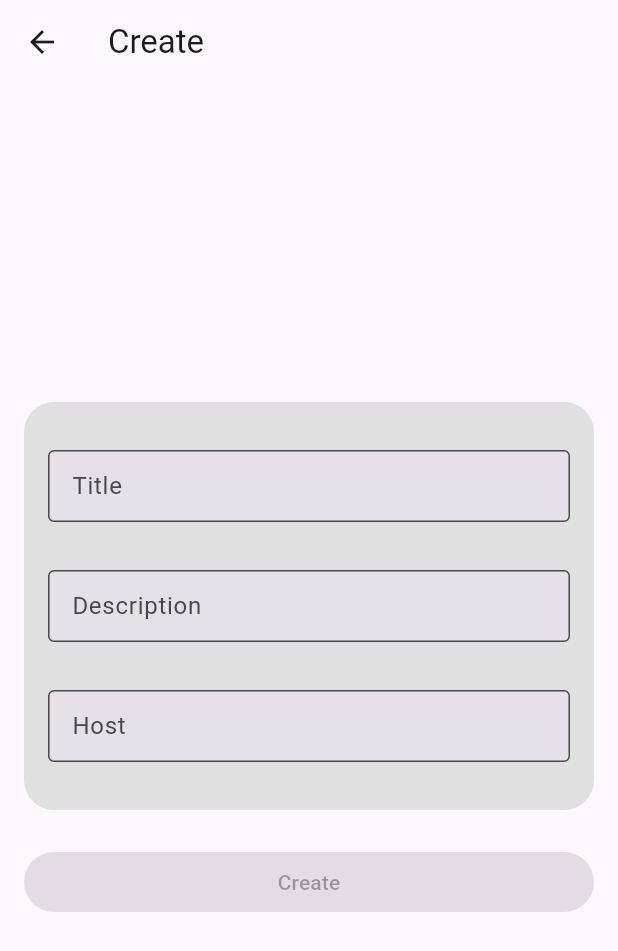
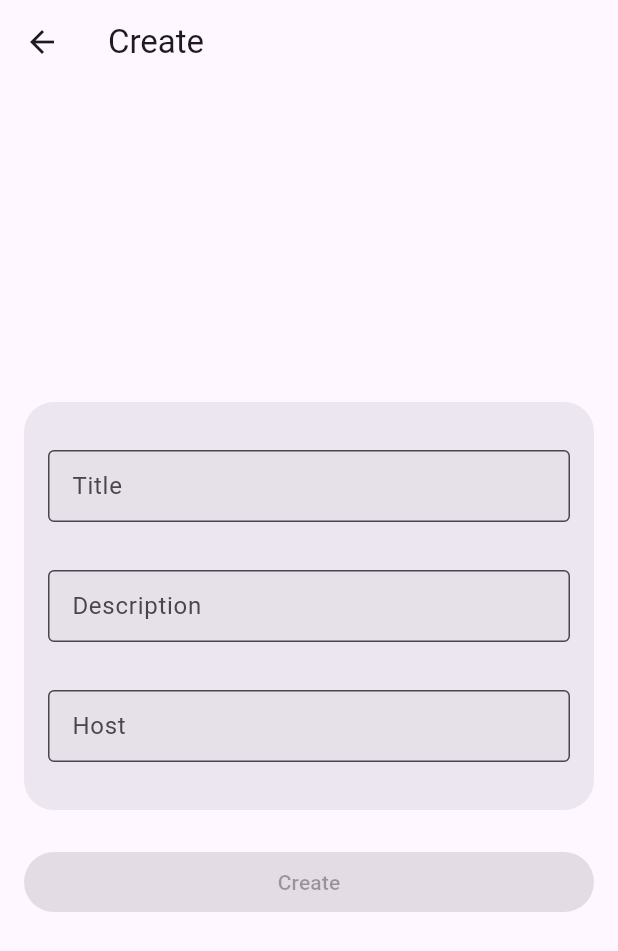
Before and after one commit to KsArt-IT/FlutterPodcastManager-Flutter, a Flutter app: the screen it shows after launch, after a tap on the "add" icon, on a phone screen of 412 x 824 dp. Shown: the top 951 px of the screen. Run offline on Flutter 3.47's test engine with Material 3 defaults, Android fonts, the phone set to English and light mode, and no system bars; our stand-ins replace bloc, dio, equatable, flutter_bloc, flutter_dotenv, go_router and 2 more; missing offline and left inert: core_icons; generated files the repository leaves out were written again; network calls fail.

Commit message:
refactor(feature_episodes): update form color in episode edit screen

```diff
--- a/packages/features/episodes/lib/src/ui/edit/episode_edit_screen.dart
+++ b/packages/features/episodes/lib/src/ui/edit/episode_edit_screen.dart
@@ -46,7 +46,9 @@ class _EpisodeEditBody extends StatelessWidget {
                       padding: const EdgeInsets.fromLTRB(16, 32, 16, 0),
                       decoration: BoxDecoration(
                         borderRadius: BorderRadius.circular(20),
-                        color: Colors.grey[300],
+                        color: Theme.of(
+                          context,
+                        ).colorScheme.surfaceContainerHigh,
                       ),
                       child: Form(
                         child: Column(
```
